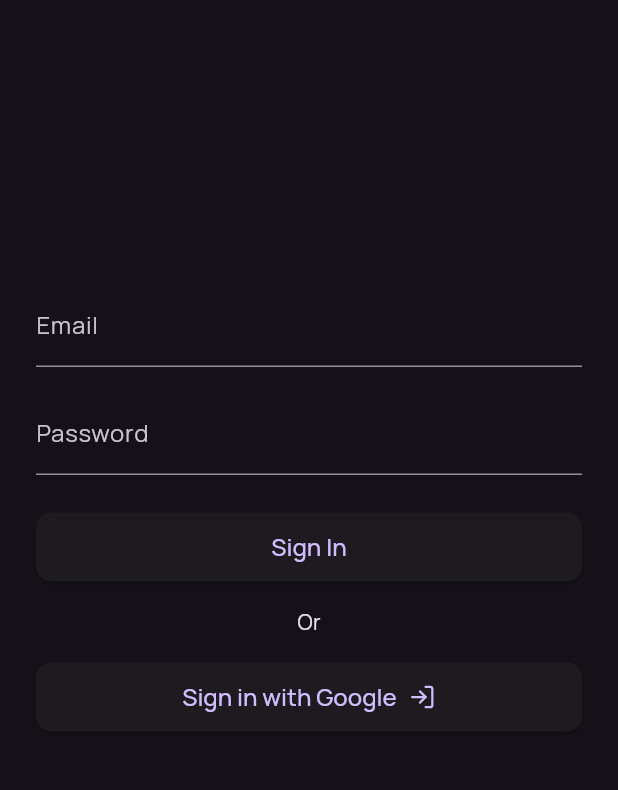
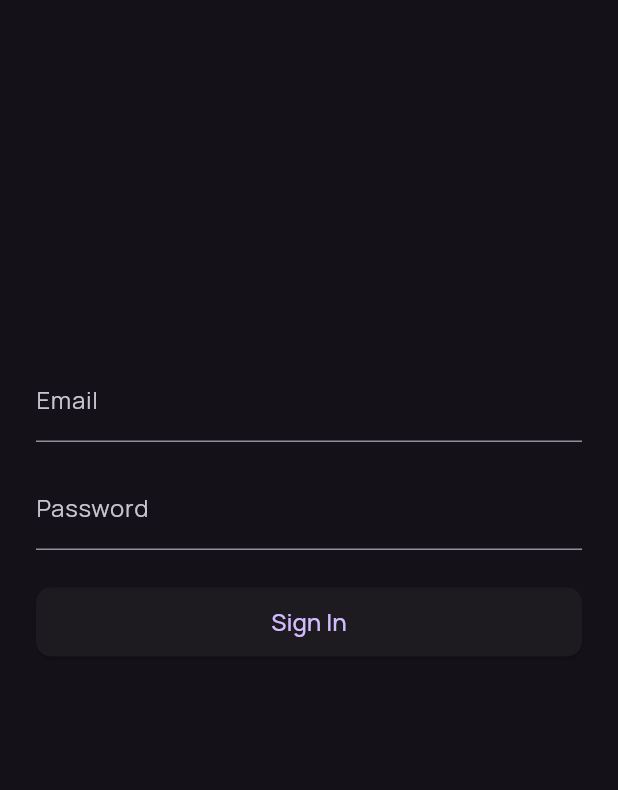
Before and after one commit to stanimeros/near-flutter, a Flutter app: the screen it shows after launch, on a phone screen of 412 x 824 dp, the part 392-1182 px from its top. Run offline on Flutter 3.47's test engine with Material 3 defaults, Android fonts, the phone set to English and light mode, and no system bars; our stand-ins replace cached_network_image, cloud_firestore, firebase_auth, firebase_core, firebase_storage, flutter_animate and 5 more; missing offline and left inert: dart_hydrologis_db, dart_hydrologis_utils, dart_jts, flutter_geopackage, k_means_cluster, kmeans and 1 more; accounts and stored records are empty.

Commit message:
Remove Google Sign-In and related dependencies

```diff
--- a/lib/main.dart
+++ b/lib/main.dart
@@ -12,7 +12,7 @@ import 'package:flutter_near/pages/friends_page.dart';
 import 'package:flutter_near/pages/login_page.dart';
 import 'package:flutter_near/pages/profile_page.dart';
 import 'package:flutter_near/pages/requests_page.dart';
-import 'package:flutter_near/pages/map_page.dart';
+import 'package:flutter_near/pages/empty_map_page.dart';
 import 'package:flutter_near/widgets/custom_loader.dart';
 import 'package:flutter_near/widgets/messenger.dart';
 
@@ -69,7 +69,7 @@ class _MainAppState extends State<MainApp> {
                           children: [
                             const FeedPage(),
                             const FriendsPage(),
-                            const MapPage(),
+                            const EmptyMapPage(),
                             const RequestsPage(),
                             ProfilePage()
                           ],
--- a/lib/pages/login_page.dart
+++ b/lib/pages/login_page.dart
@@ -1,7 +1,6 @@
 import 'package:flutter/material.dart';
 import 'package:flutter_near/common/auth_service.dart';
 import 'package:flutter_near/widgets/custom_loader.dart';
-import 'package:lucide_icons/lucide_icons.dart';
 
 class LoginPage extends StatefulWidget {
   const LoginPage({super.key});
@@ -133,33 +132,6 @@ class _LoginPageState extends State<LoginPage> {
                                         ],
                                       ),
                                     ),
-                                    const SizedBox(height: 16),
-                                    const Text('Or'),
-                                    const SizedBox(height: 16),
-                                    ElevatedButton(
-                                      onPressed: () async {
-                                        setState(() {
-                                          isLoading = true;
-                                        });
-
-                                        if (!await AuthService()
-                                            .signInWithGoogle()) {
-                                          setState(() {
-                                            isLoading = false;
-                                          });
-                                        }
-                                      },
-                                      child: const Row(
-                                        mainAxisAlignment: MainAxisAlignment.center,
-                                        children: [
-                                          Text(
-                                            'Sign in with Google',
-                                          ),
-                                          SizedBox(width: 8),
-                                          Icon(size: 18, LucideIcons.logIn)
-                                        ],
-                                      ),
-                                    ),
                                   ],
                                 ),
                               ),
--- a/pubspec.yaml
+++ b/pubspec.yaml
@@ -25,7 +25,6 @@ dependencies:
   google_fonts: ^6.2.1
   lucide_icons: ^0.257.0
   flutter_animate: ^4.5.2
-  google_sign_in: ^6.2.2
   cloud_firestore: ^5.6.2
   firebase_storage: ^12.4.1
   firebase_auth: ^5.4.1
@@ -53,4 +52,4 @@ flutter_launcher_icons:
   image_path: assets/logos/logo_1152px.png
   adaptive_icon_background: assets/logos/logo_1152px_adaptive.png
   adaptive_icon_foreground: assets/logos/logo_1152px_adaptive.png
-  min_sdk_android: 26
+  min_sdk_android: 28
```
Also changed, not shown: lib/common/auth_service.dart (+0 -22 lines), lib/pages/empty_map_page.dart (added, +71 -0 lines), pubspec.lock, 1 other file.
